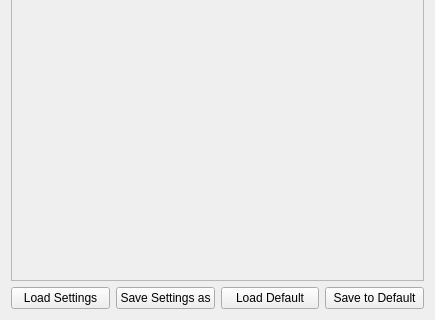
The window that GUI_files/Settings_widget.ui (goegilein/Controller) describes before a commit, drawn with Qt 5; both pictures show x 0 to 435 and y 213 to 533 of the 435 by 533 pixel window.
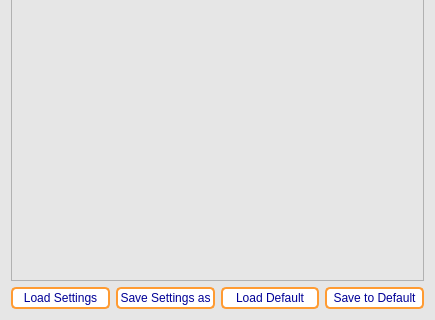
The same window after the commit.

Diff of the .ui file:
```diff
--- a/GUI_files/Settings_widget.ui
+++ b/GUI_files/Settings_widget.ui
@@ -13,6 +13,134 @@
   <property name="windowTitle">
    <string>Form</string>
   </property>
+  <property name="styleSheet">
+   <string notr="true">QWidget{
+background-color: rgb(230,230,230);
+
+}
+
+QPushButton {
+	background-color: rgb(255,255,255);  /* Background color */
+    color: rgb(0, 0, 150);  /* Text color */
+    border: 2px solid rgb(255,155, 50);  /* Border color */
+    border-radius: 5px;  /* Rounded edges */
+	padding: 2px;
+}
+
+QPushButton:hover {
+    background-color: rgb(245, 245, 255);  /* Background color when hovered */
+	color: rgb(0, 0, 200);
+    border-color:rgb(225, 105, 0);  /* Border color when hovered */
+}
+
+QPushButton:pressed {
+   background-color: rgb(200,200, 210);  /* Background color when pressed */
+	border: 3px solid rgb(205, 85, 0);
+}
+QPushButton:clicked {
+   background-color: rgb(200, 200, 210);  /* Background color when pressed */
+	border:  rgb(205, 85, 0);
+}
+
+QPushButton:checked {
+    background-color: rgb(220,120, 15);
+	border: 3px solid rgb(205, 105, 0);
+	font-weight: bold;  /* Bold text */
+}
+
+QPushButton:disabled {
+    background-color: rgb(220,220, 220);
+	border: 3px solid rgb(205, 105, 0);
+	font-weight: bold;  /* Bold text */
+}
+
+QDoubleSpinBox:enabled{
+background-color: rgb(255,255,255);
+color: rgb(0, 0, 150);  /* Text color */
+border: 1px solid rgb(255,255,255);  /* Border color */
+border-radius: 1px;  /* Rounded edges */
+padding : 2px;
+}
+QDoubleSpinBox:disabled{
+color: rgb(0, 0, 200);  /* Text color */
+border: 1px solid rgb(255,255,255);  /* Border color */
+border-radius: 1px;  /* Rounded edges */
+padding : 2px;
+}
+
+QSpinBox:enabled{
+background-color: rgb(255,255,255);
+color: rgb(0, 0, 150);  /* Text color */
+border: 1px solid rgb(255,255,255);  /* Border color */
+border-radius: 1px;  /* Rounded edges */
+padding : 2px;
+}
+QSpinBox:disabled{
+color: rgb(0, 0, 200);  /* Text color */
+border: 1px solid rgb(255,255,255);  /* Border color */
+border-radius: 1px;  /* Rounded edges */
+padding : 2px;
+}
+
+QGroupBox{
+color: rgb(0, 0, 150);  /* Text color */
+font-weight: bold;  /* Bold text */
+}
+
+QLabel{
+color: rgb(0, 0, 150);  /* Text color */
+}
+
+QPlainTextEdit{
+background-color: rgb(255,255,255);
+border-radius: 5px;  /* Rounded edges */
+}
+
+QLineEdit:endabled{
+background-color: rgb(255,255,255);
+color: rgb(0, 0, 150);  /* Text color */
+border: 3px solid rgb(255,155,50);  /* Border color */
+border-radius: 5px;  /* Rounded edges */
+padding : 2px;
+}
+
+QLineEdit:disabled{
+background-color: rgb(230,230,230);
+color: rgb(0, 0, 150);  /* Text color */
+border: 1px solid rgb(255,255,255);  /* Border color */
+border-radius: 5px;  /* Rounded edges */
+padding : 2px;
+}
+
+QComboBox{
+background-color: rgb(220,220,220);
+color: rgb(0, 0, 150);  /* Text color */
+border: 3px solid rgb(255,155,50);  /* Border color */
+border-radius: 5px;  /* Rounded edges */
+padding : 2px;
+}
+
+QTabBar::tab {
+    color: rgb(0, 0, 150); 
+    border: 2px solid rgb(255,155,50);
+    padding: 5px;
+    border-top-left-radius: 5px;
+    border-top-right-radius: 5px;
+	min-width:80px;
+}
+
+QTabBar::tab:selected {
+    color:rgb(0, 0, 150); 
+    background-color: rgb(255, 255, 255); ;
+    font-weight: bold;
+	border: 3px solid rgb(235, 135, 30);
+}
+
+QTabBar::tab:hover {
+    color: rgb(0, 0, 200); /* Slightly lighter orange */
+	background-color: rgb(245, 245, 255); ;
+}</string>
+  </property>
   <layout class="QGridLayout" name="gridLayout" columnstretch="0,0,0,0">
    <item row="1" column="1">
     <widget class="QPushButton" name="save_settings_button">
```
Left out of the diff: 2 changed lines with no effect on the pictures.
